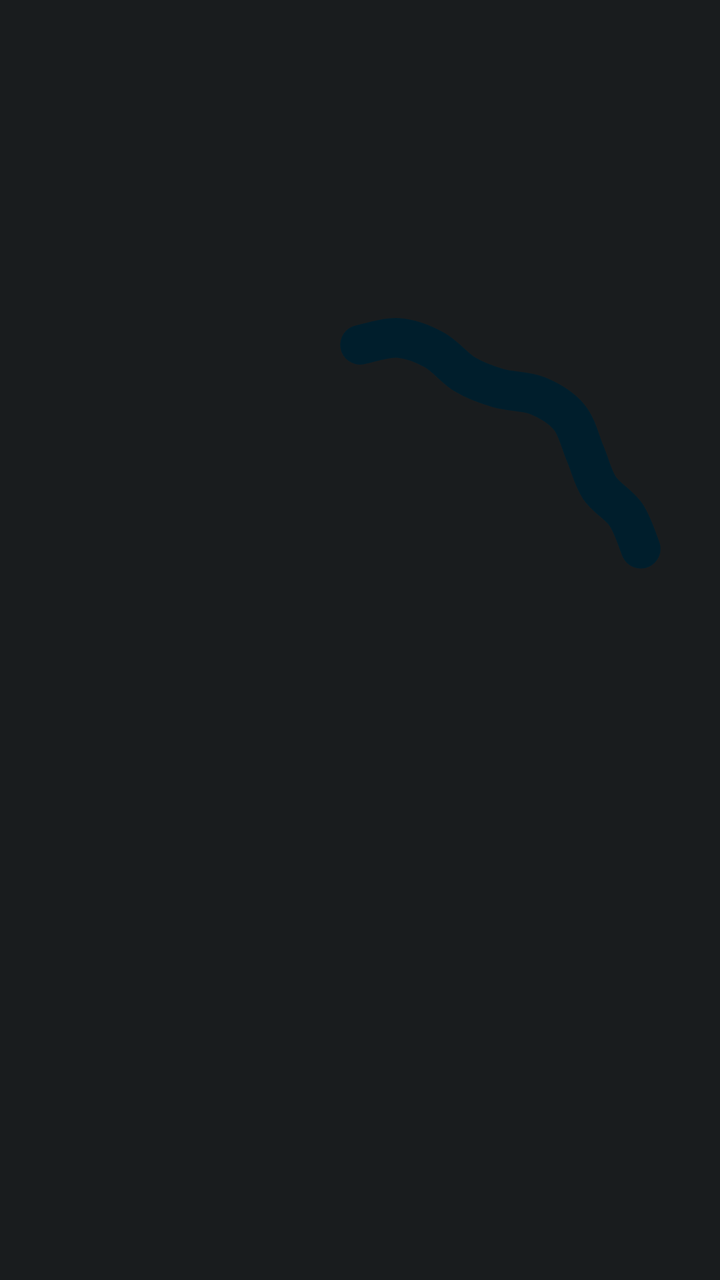
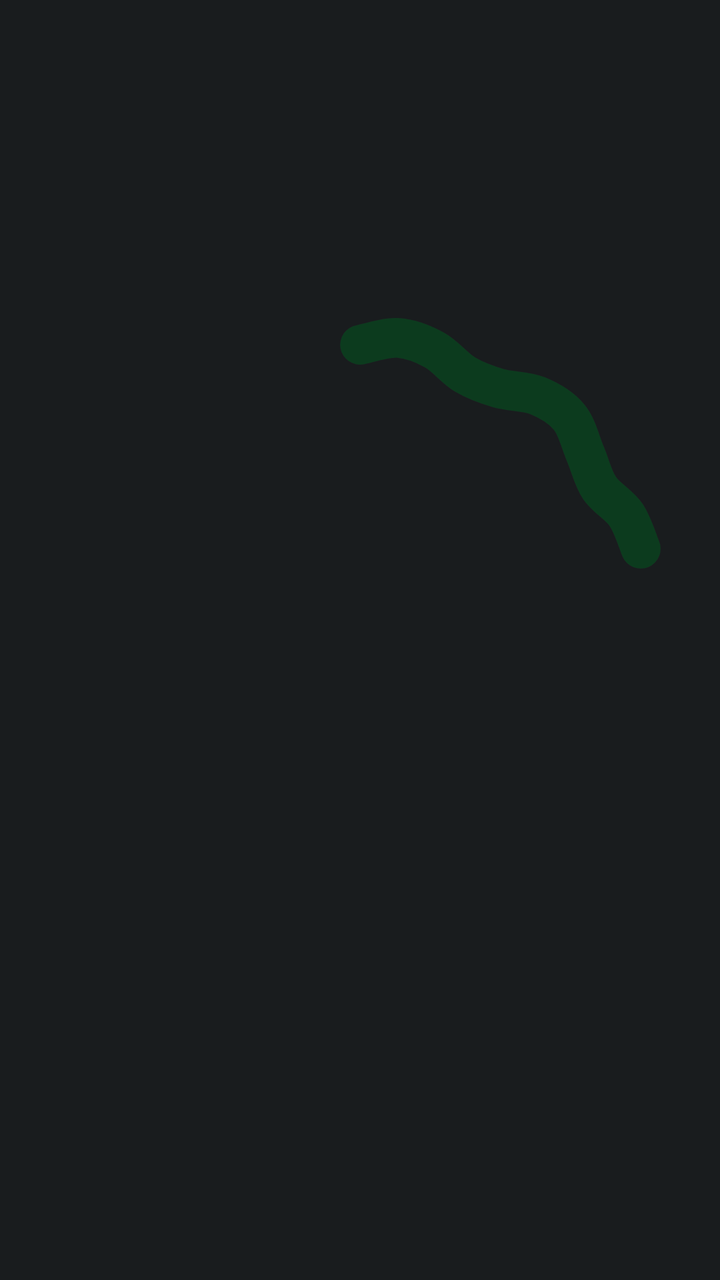

An Android layout rendered at two revisions. The XML below is the earlier revision; the diff shows what the commit changed to produce the second picture.
<!-- AndroidManifest.xml: application theme AppTheme -->
<!-- res/layout/wave_20.xml -->
<?xml version="1.0" encoding="utf-8"?>
<ProgressBar xmlns:android="http://schemas.android.com/apk/res/android"
    android:id="@+id/wave"
    android:layout_width="120dp"
    android:layout_height="120dp"
    android:layout_gravity="center"
    android:indeterminate="true"
    android:indeterminateBehavior="repeat"
    android:indeterminateDuration="1600"
    android:indeterminateDrawable="@drawable/charge_wave_20"
    android:indeterminateTint="@color/g_on_primary_c"
    android:indeterminateTintMode="src_in" />
<!-- resources referenced by this layout -->
<resources>
  <color name="g_on_primary_c">@android:color/system_accent1_900</color>
  <!-- drawable charge_wave_20: vector/xml drawable (drawable, 21716 chars, omitted) -->
  <style name="AppTheme" parent="@android:style/Theme.DeviceDefault.NoActionBar">
          <item name="android:windowBackground">@color/ui_bg</item>
          <item name="android:statusBarColor">@android:color/transparent</item>
          <item name="android:navigationBarColor">@android:color/transparent</item>
          <item name="android:windowLightStatusBar">false</item>
          <item name="android:windowLightNavigationBar">false</item>
      </style>
  <color name="ui_bg">@android:color/system_neutral1_900</color>
</resources>

<!-- the commit's change to res/layout/wave_20.xml (unified diff, before → after) -->
@@ -8,5 +8,5 @@
     android:indeterminateBehavior="repeat"
     android:indeterminateDuration="1600"
     android:indeterminateDrawable="@drawable/charge_wave_20"
-    android:indeterminateTint="@color/g_on_primary_c"
+    android:indeterminateTint="@color/g_on_charge"
     android:indeterminateTintMode="src_in" />
<!-- resource entries referenced after the edit -->
@@ -1,6 +1,6 @@
 <!-- resources referenced by this layout -->
 <resources>
-  <color name="g_on_primary_c">@android:color/system_accent1_900</color>
+  <color name="g_on_charge">#FF0C3B1E</color>
   <!-- drawable charge_wave_20: vector/xml drawable (drawable, 21716 chars, omitted) -->
   <style name="AppTheme" parent="@android:style/Theme.DeviceDefault.NoActionBar">
           <item name="android:windowBackground">@color/ui_bg</item>
